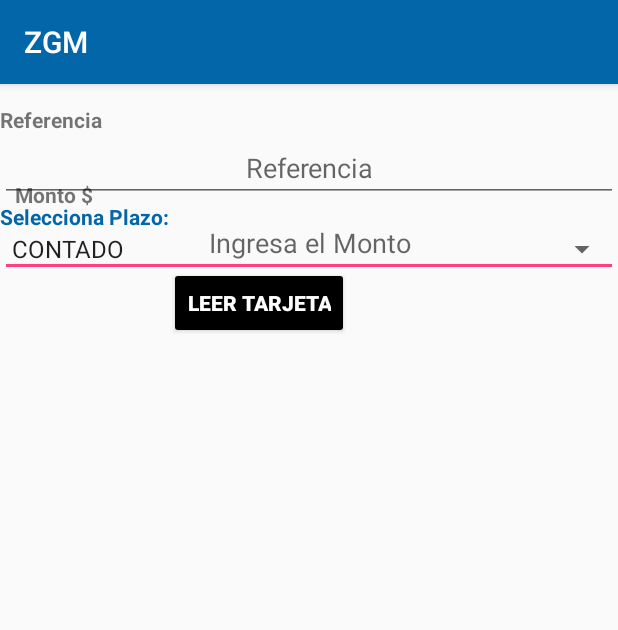
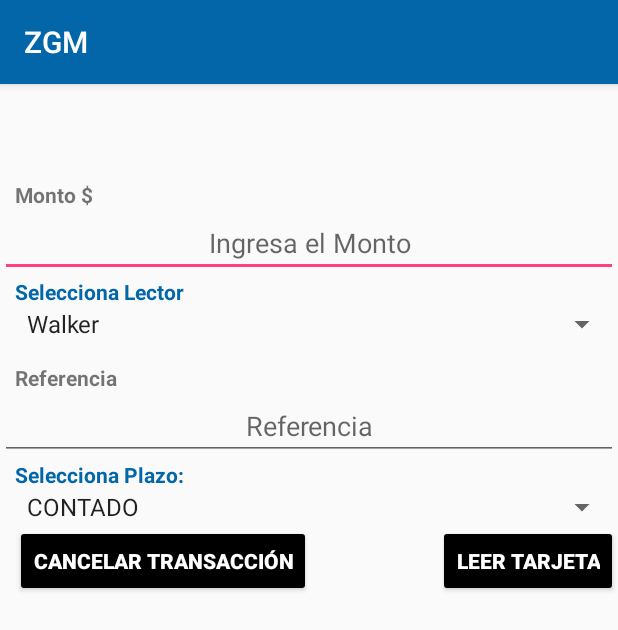
Before and after one commit to rjmnz91/ZGM-MIT, an Android app: the pagosMit screen opened directly, with no data from a screen before it, on a phone screen of 412 x 824 dp. Shown: the top 630 px of the screen. Run offline under Robolectric (Android 15) with nearby library versions, the light colour scheme and no system bars; libraries missing offline, so code that uses them is left out: com.mit.creditCardValidator, com.mit.error, com.mitec.beans, com.mitec.controller, com.mitec.utilities; plain views replace FingerPathView; 6 statements that could not run were skipped.

Commit message:
Correccion Errores y Pago
Se agrega control de errores para transacciones de pago MIT

```diff
--- a/Zapagestion App/app/src/main/java/com/example/rodrigosanchez/zgm/BeanData.java
+++ b/Zapagestion App/app/src/main/java/com/example/rodrigosanchez/zgm/BeanData.java
@@ -20,8 +20,6 @@ public class BeanData implements BeanControllerData {
 
 		/*Retail*/
         if(retail){
-
-
             user = "9249GGCA1";
             pwd = "JUNIO2017";
             branch = "0113";
--- a/Zapagestion App/app/src/main/java/com/example/rodrigosanchez/zgm/Main.java
+++ b/Zapagestion App/app/src/main/java/com/example/rodrigosanchez/zgm/Main.java
@@ -139,6 +139,8 @@ public class Main extends AppCompatActivity implements View.OnClickListener{
                         {
                         }else if(!url.contains("Settings")) {
 
+                        }else if(!url.contains("Search")){
+
                         }else{
                             view.loadUrl(Common.getURL());
                         }
@@ -154,6 +156,9 @@ public class Main extends AppCompatActivity implements View.OnClickListener{
                             Intent i = new Intent(getApplicationContext(),Main2Activity.class);
                             startActivityForResult(i,100);
 
+                        }else if(url.contains("Search")){
+                            Intent i = new Intent(getApplicationContext(),search.class);
+                            startActivity(i);
                         }else if(url.contains("vta")){
                             StringTokenizer tokens = new StringTokenizer(url,"$");
                             String first = tokens.nextToken();
--- a/Zapagestion App/app/src/main/java/com/example/rodrigosanchez/zgm/pagosMit.java
+++ b/Zapagestion App/app/src/main/java/com/example/rodrigosanchez/zgm/pagosMit.java
@@ -62,6 +62,7 @@ public class pagosMit extends AppCompatActivity implements View.OnClickListener,
     private TextView labelPropina;
     private EditText txt_reference;
     private Button btn_start;
+    private Button btn_cancel;
     private ArrayList<String> list;
     private ArrayList<String> listPropina;
     private String reader;
@@ -132,11 +133,13 @@ public class pagosMit extends AppCompatActivity implements View.OnClickListener,
         txt_reference = (EditText) findViewById(R.id.txt_reference);
         txtFirma = (TextView) findViewById(R.id.txtFirma);
         btn_start = (Button) findViewById(R.id.btn_start);
+        btn_cancel = (Button) findViewById(R.id.btn_cancel);
 
         myController = new MitController(pagosMit.this);
         myController.setURL(data.getServer());
 
         btn_start.setOnClickListener(this);
+        btn_cancel.setOnClickListener(this);
 
         labelConnected = (TextView)findViewById(R.id.labelConnected);
 
@@ -290,6 +293,8 @@ public class pagosMit extends AppCompatActivity implements View.OnClickListener,
                         txt_reference.setEnabled(false);
                         spn_plazo.setEnabled(false);
                         spn_merchant.setEnabled(false);
+                        btn_start.setEnabled(false);
+                        btn_cancel.setEnabled(false);
                     }
                 });
                 if(reader.equals("VX600")){
@@ -310,6 +315,12 @@ public class pagosMit extends AppCompatActivity implements View.OnClickListener,
             }
             else
                 Toast.makeText(pagosMit.this, "Campos vacios", Toast.LENGTH_LONG).show();
+        }else if(view.getId() == btn_cancel.getId()) {
+            String newUrl = Common.getHomeURL()+"/Inicio.aspx";
+            Common.setURL(newUrl);
+            Intent intent = new Intent(pagosMit.this, Main.class);
+            setResult(Activity.RESULT_OK, intent);
+            finish();
         }else if(view.getId() == btn.getId()){
             if (!signView.Empty()) {
                 try {
@@ -421,8 +432,14 @@ public class pagosMit extends AppCompatActivity implements View.OnClickListener,
 		 		alertDialog.setPositiveButton(msj_boton, null);
 		 		alertDialog.show();*/
 
+                //finish();
+                //startActivity(new Intent(pagosMit.this, Result.class).putExtra("error",mensaje));
+
+                String newUrl = Common.getHomeURL() + "/Error.aspx?Inicio.aspx?"+mensaje ;
+                Common.setURL(newUrl);
+                Intent intent = new Intent(pagosMit.this, Main.class);
+                setResult(Activity.RESULT_OK, intent);
                 finish();
-                startActivity(new Intent(pagosMit.this, Result.class).putExtra("error",	mensaje));
             }
         });
 
@@ -533,6 +550,11 @@ public class pagosMit extends AppCompatActivity implements View.OnClickListener,
             i.putExtra("beanResponseSell", beanResponseSell);
             finish();
             startActivity(i);*/
+            String newUrl = Common.getHomeURL() + "/Error.aspx?Inicio.aspx?denied?"+beanResponseSell.getDescription() ;
+            Common.setURL(newUrl);
+            Intent intent = new Intent(pagosMit.this, Main.class);
+            setResult(Activity.RESULT_OK, intent);
+            finish();
         }
         else if(beanResponseSell.getResponse().equals("error")){
             progressDialog.dismiss();
@@ -544,12 +566,22 @@ public class pagosMit extends AppCompatActivity implements View.OnClickListener,
             i.putExtra("beanResponseSell", beanResponseSell);
             finish();
             startActivity(i);*/
+            String newUrl = Common.getHomeURL() + "/Error.aspx?Inicio.aspx?errorTransaccion?"+beanResponseSell.getDescription();
+            Common.setURL(newUrl);
+            Intent intent = new Intent(pagosMit.this, Main.class);
+            setResult(Activity.RESULT_OK, intent);
+            finish();
         }
         else{
             /*Intent i = new Intent(pagosMit.this, Result.class);
             i.putExtra("error", "Error en la transacci?n");
             finish();
             startActivity(i);*/
+            String newUrl = Common.getHomeURL() + "/Error.aspx?Inicio.aspx?errorTransaccion" ;
+            Common.setURL(newUrl);
+            Intent intent = new Intent(pagosMit.this, Main.class);
+            setResult(Activity.RESULT_OK, intent);
+            finish();
         }
     }
 
--- a/Zapagestion App/app/src/main/res/layout/activity_pagos_mit.xml
+++ b/Zapagestion App/app/src/main/res/layout/activity_pagos_mit.xml
@@ -45,6 +45,28 @@
 
         <requestFocus />
     </EditText>
+
+    <TextView
+        android:id="@+id/TextView01"
+        android:layout_width="wrap_content"
+        android:layout_height="wrap_content"
+        android:layout_gravity="left"
+        android:text="Selecciona Lector"
+        android:textStyle="bold"
+        android:textColor="#0266a9"
+        android:layout_below="@+id/txt_amount"
+        android:layout_alignLeft="@+id/textView1"
+        android:layout_alignStart="@+id/textView1"/>
+
+    <Spinner
+        android:id="@+id/spn_merchant"
+        android:layout_width="match_parent"
+        android:layout_height="wrap_content"
+        android:gravity="center"
+        android:layout_gravity="center"
+        android:layout_below="@+id/TextView01"
+        android:layout_alignLeft="@+id/TextView01"
+        android:layout_alignStart="@+id/TextView01" />
 
     <TextView
         android:id="@+id/txt_reference_label"
@@ -104,9 +126,22 @@
         android:text="Leer Tarjeta"
         android:textColor="#FFFFFF"
         android:textStyle="bold"
+        android:layout_alignParentRight="true"
+        android:layout_alignParentEnd="true"
+        android:layout_below="@+id/spn_plazo" />
+
+    <Button
+        android:id="@+id/btn_cancel"
+        android:layout_width="wrap_content"
+        android:layout_height="wrap_content"
+        android:layout_gravity="center"
+        android:backgroundTint="#000000"
+        android:text="Cancelar Transacción"
+        android:textColor="#FFFFFF"
+        android:textStyle="bold"
         android:layout_below="@+id/spn_plazo"
-        android:layout_toRightOf="@+id/txtPlazo"
-        android:layout_toEndOf="@+id/txtPlazo" />
+        android:layout_alignLeft="@+id/txtPlazo"
+        android:layout_alignStart="@+id/txtPlazo" />
 
     <TextView
         android:id="@+id/txtFirma"
@@ -128,7 +163,7 @@
         android:layout_alignParentLeft="true"
         android:layout_below="@+id/txtFirma"
         android:layout_above="@+id/btn_ok"
-        android:backgroundTint="#eaecef"
+        android:foregroundTint="#eaecef"
         android:visibility="gone"/>
 
     <Button
```
Also changed, not shown: Zapagestion App/app/src/main/AndroidManifest.xml (+13 -8 lines), Zapagestion App/app/src/main/java/com/example/rodrigosanchez/zgm/search.java (added, +363 -0 lines), Zapagestion App/app/src/main/res/layout/activity_opciones.xml (+0 -22 lines), Zapagestion App/app/src/main/res/layout/activity_search.xml (added, +73 -0 lines).
